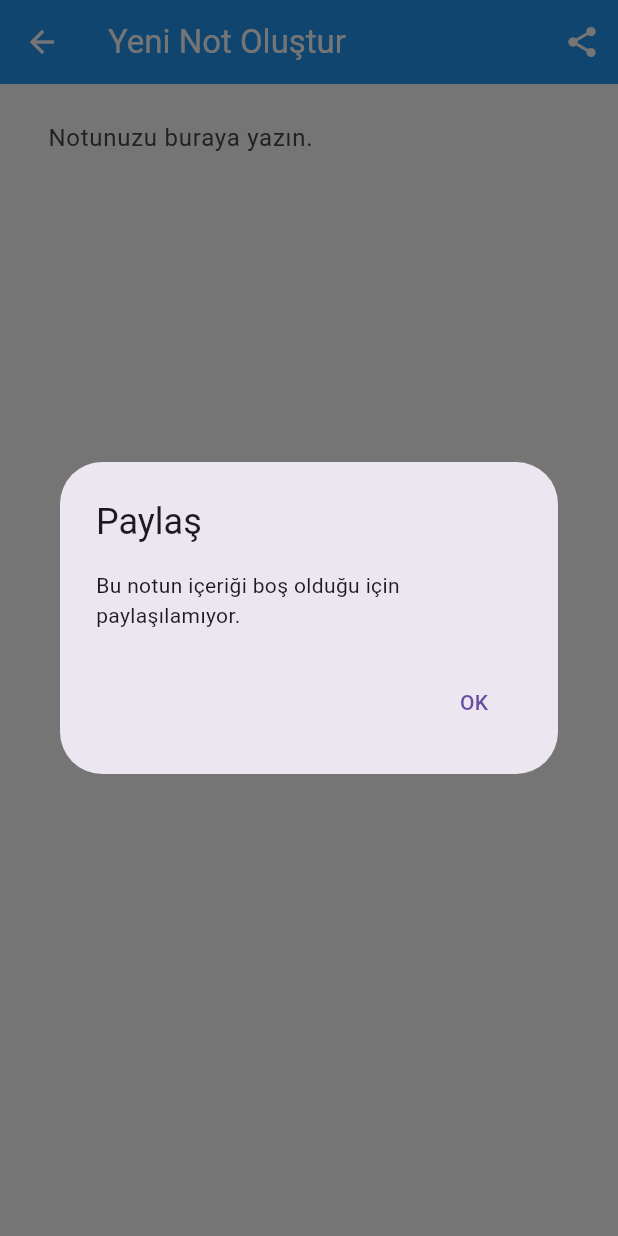
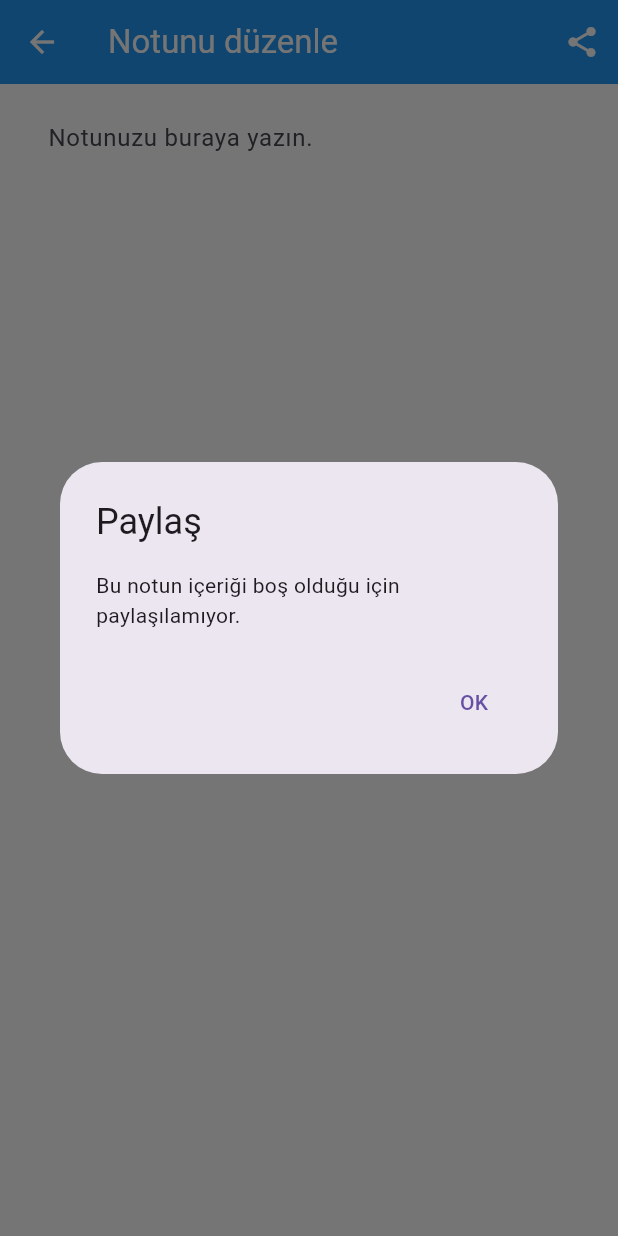
Before and after one commit to Mali03/FlutterNoteApp, a Flutter app: the CreateUpdateNoteView screen opened by its route, after a tap on the "share" icon, on a phone screen of 412 x 824 dp. Run offline on Flutter 3.47's test engine with Material 3 defaults, Android fonts, the phone set to English and light mode, and no system bars; our stand-ins replace cloud_firestore, firebase_auth, firebase_core, share_plus; accounts and stored records are empty.

Commit message:
Text changed

```diff
--- a/lib/views/notes/create_update_note_view.dart
+++ b/lib/views/notes/create_update_note_view.dart
@@ -92,7 +92,7 @@ class _CreateUpdateNoteViewState extends State<CreateUpdateNoteView> {
   Widget build(BuildContext context) {
     return Scaffold(
       appBar: AppBar(
-        title: const Text("Yeni Not Oluştur"),
+        title: const Text("Notunu düzenle"),
         backgroundColor: Colors.blue,
         foregroundColor: Colors.white,
         actions: [
```
